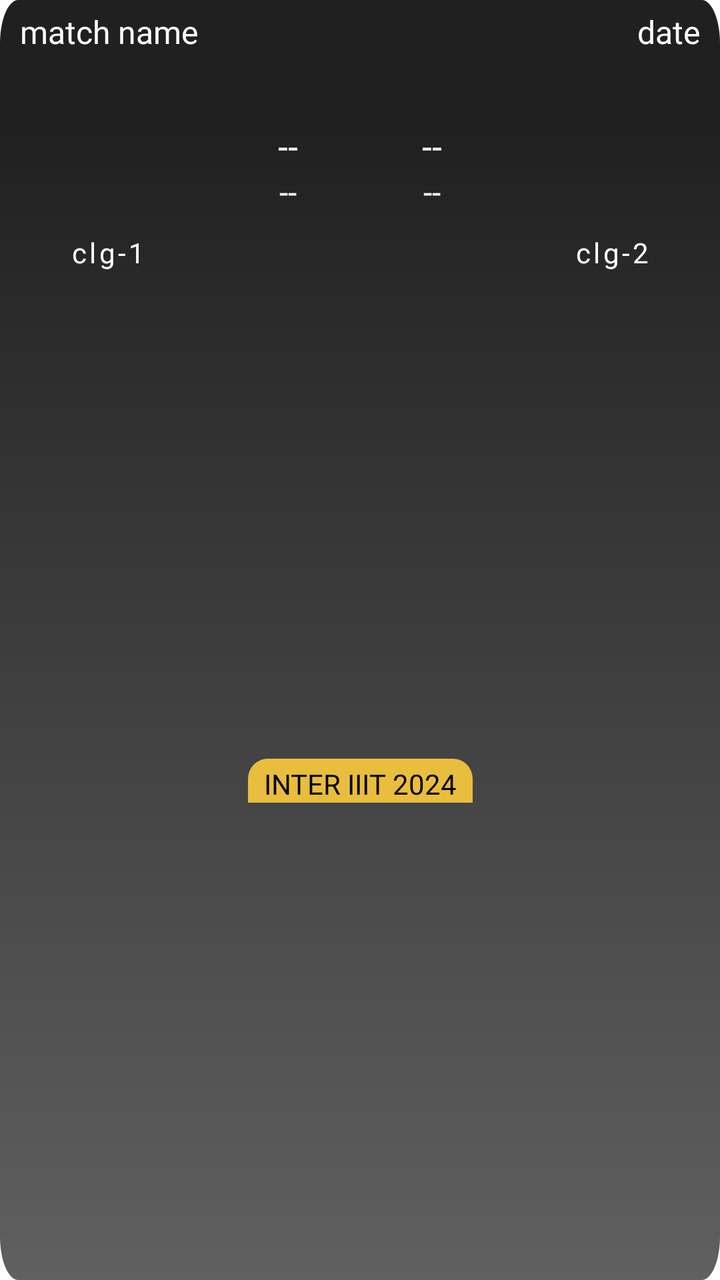
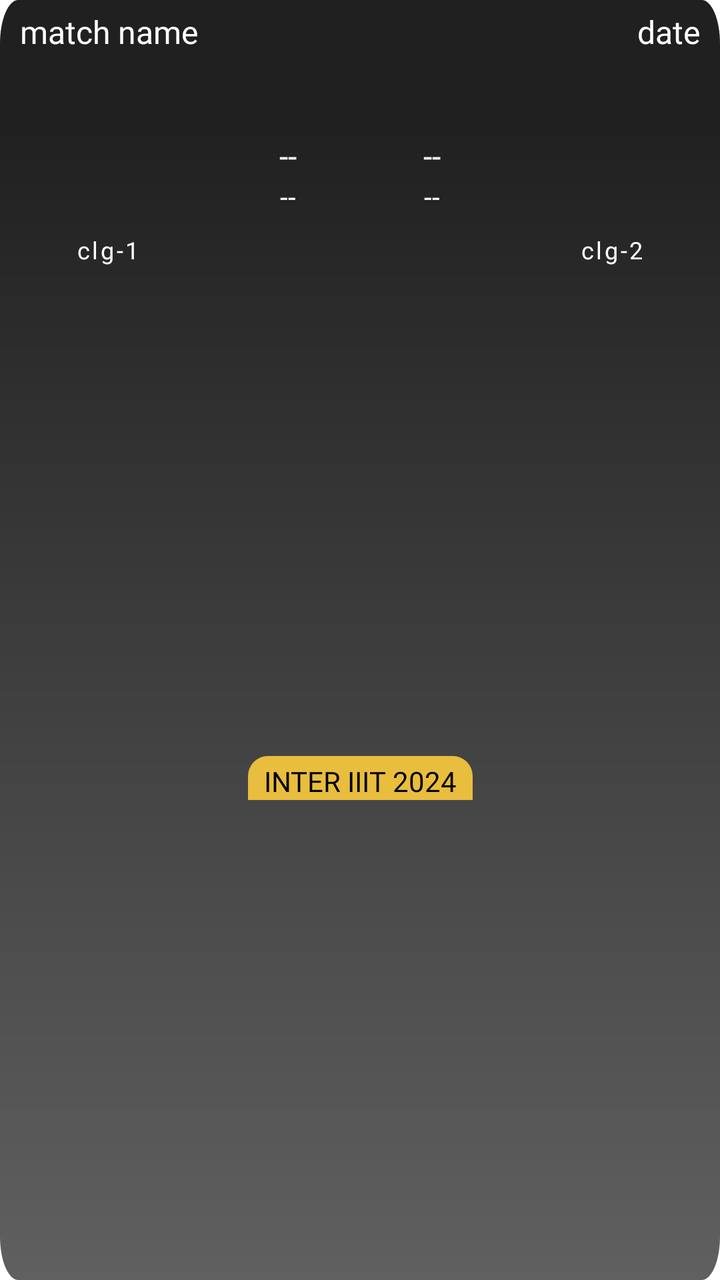

Two renders of the same Android screen: before a commit and after it. Below are the layout's source before the change and the commit's diff.
<!-- AndroidManifest.xml: application theme Theme.NavigationDrawer -->
<!-- res/layout/layout_cricket.xml -->
<?xml version="1.0" encoding="utf-8"?>
<androidx.constraintlayout.widget.ConstraintLayout xmlns:android="http://schemas.android.com/apk/res/android"
    xmlns:app="http://schemas.android.com/apk/res-auto"
    android:layout_width="match_parent"
    android:layout_height="wrap_content"
    android:layout_marginHorizontal="10dp"
    android:layout_marginVertical="10dp"
    android:background="@drawable/fade3">

    <LinearLayout
        android:id="@+id/lay1"
        android:layout_width="match_parent"
        android:layout_height="wrap_content"
        android:orientation="horizontal"
        android:padding="5dp"
        android:weightSum="1"
        app:layout_constraintEnd_toEndOf="parent"
        app:layout_constraintStart_toStartOf="parent"
        app:layout_constraintTop_toTopOf="parent">

        <TextView
            android:id="@+id/matchName"
            android:layout_width="0dp"
            android:layout_height="wrap_content"
            android:layout_gravity="center_vertical"
            android:layout_weight="0.6"
            android:fontFamily="@font/poppins_semibold"
            android:gravity="center_vertical|start"
            android:hint="match name"
            android:paddingHorizontal="5dp"
            android:textAllCaps="true"
            android:textColor="#E9E9E9"
            android:textColorHint="@color/white"
            android:textSize="16dp" />

        <TextView
            android:id="@+id/date"
            android:layout_width="0dp"
            android:layout_height="wrap_content"
            android:layout_gravity="center_vertical"
            android:layout_weight="0.4"
            android:fontFamily="@font/poppins_semibold"
            android:gravity="center_vertical|end"
            android:hint="date"
            android:paddingHorizontal="5dp"
            android:textColor="#E9E9E9"
            android:textColorHint="@color/white"
            android:textSize="16dp" />
    </LinearLayout>

    <LinearLayout
        android:layout_width="match_parent"
        android:layout_height="wrap_content"
        android:layout_marginTop="45dp"
        android:orientation="vertical"
        android:visibility="gone">

        <TextView
            android:id="@+id/time"
            android:layout_width="match_parent"
            android:layout_height="wrap_content"
            android:fontFamily="@font/poppins_medium"
            android:gravity="center"
            android:hint="time"
            android:textColor="@color/white"
            android:textColorHint="@color/white"
            android:textSize="16dp" />
    </LinearLayout>

    <LinearLayout
        android:id="@+id/layout"
        android:layout_width="match_parent"
        android:layout_height="wrap_content"
        android:orientation="horizontal"
        android:weightSum="1"
        app:layout_constraintEnd_toEndOf="parent"
        app:layout_constraintStart_toStartOf="parent"
        app:layout_constraintTop_toBottomOf="@id/lay1">

        <LinearLayout
            android:layout_width="0dp"
            android:layout_height="wrap_content"
            android:layout_gravity="center_vertical"
            android:layout_weight="0.3"
            android:orientation="vertical">

            <ImageView
                android:id="@+id/clgImg1"
                android:layout_width="match_parent"
                android:layout_height="80dp"
                android:scaleType="fitCenter" />

            <TextView
                android:id="@+id/clgName1"
                android:layout_width="match_parent"
                android:layout_height="wrap_content"
                android:layout_marginTop="5dp"
                android:fontFamily="@font/poppins_medium"
                android:gravity="center"
                android:hint="clg-1"
                android:textSize="14dp"
                android:letterSpacing="0.1"
                android:paddingHorizontal="5dp"
                android:textAllCaps="true"
                android:textColor="@color/white"
                android:textColorHint="@color/white" />
        </LinearLayout>

        <LinearLayout
            android:layout_width="0dp"
            android:layout_height="wrap_content"
            android:layout_gravity="center_vertical"
            android:layout_weight="0.4"
            android:orientation="vertical"
            android:weightSum="1">

            <LinearLayout
                android:layout_width="match_parent"
                android:layout_height="0dp"
                android:layout_weight="0.5"
                android:orientation="horizontal"
                android:weightSum="1">

                <TextView
                    android:id="@+id/poi1"
                    android:layout_width="0dp"
                    android:layout_height="wrap_content"
                    android:layout_weight="0.5"
                    android:fontFamily="@font/poppins_semibold"
                    android:gravity="center"
                    android:hint="--"
                    android:textColor="@color/white"
                    android:textColorHint="@color/white"
                    android:textSize="18dp" />

                <TextView
                    android:id="@+id/poi2"
                    android:layout_width="0dp"
                    android:layout_height="wrap_content"
                    android:layout_weight="0.5"
                    android:fontFamily="@font/poppins_semibold"
                    android:gravity="center"
                    android:hint="--"
                    android:textColor="@color/white"
                    android:textColorHint="@color/white"
                    android:textSize="18dp" />

            </LinearLayout>

            <LinearLayout
                android:layout_width="match_parent"
                android:layout_height="0dp"
                android:layout_weight="0.5"
                android:orientation="horizontal"
                android:weightSum="1">

                <TextView
                    android:id="@+id/ov1"
                    android:layout_width="0dp"
                    android:layout_height="wrap_content"
                    android:layout_weight="0.5"
                    android:fontFamily="@font/poppins_medium"
                    android:gravity="center"
                    android:hint="--"
                    android:textColor="@color/white"
                    android:textColorHint="@color/white"
                    android:textSize="16dp" />

                <TextView
                    android:id="@+id/ov2"
                    android:layout_width="0dp"
                    android:layout_height="wrap_content"
                    android:layout_weight="0.5"
                    android:fontFamily="@font/poppins_medium"
                    android:gravity="center"
                    android:hint="--"
                    android:textColor="@color/white"
                    android:textColorHint="@color/white"
                    android:textSize="16dp" />

            </LinearLayout>
        </LinearLayout>

        <LinearLayout
            android:layout_width="0dp"
            android:layout_height="wrap_content"
            android:layout_gravity="center_vertical"
            android:layout_weight="0.3"
            android:orientation="vertical">

            <ImageView
                android:id="@+id/clgImg2"
                android:layout_width="match_parent"
                android:layout_height="80dp"
                android:scaleType="fitCenter" />

            <TextView
                android:id="@+id/clgName2"
                android:layout_width="match_parent"
                android:layout_height="wrap_content"
                android:layout_marginTop="5dp"
                android:fontFamily="@font/poppins_medium"
                android:gravity="center"
                android:hint="clg-2"
                android:textSize="14dp"
                android:letterSpacing="0.1"
                android:paddingHorizontal="5dp"
                android:textAllCaps="true"
                android:textColor="@color/white"
                android:textColorHint="@color/white" />
        </LinearLayout>
    </LinearLayout>

    <TextView
        android:layout_width="wrap_content"
        android:layout_height="wrap_content"
        android:layout_marginTop="5dp"
        android:background="@drawable/backlesss"
        android:fontFamily="@font/poppins_medium"
        android:gravity="center|bottom"
        android:paddingHorizontal="8dp"
        android:paddingTop="3dp"
        android:text="inter iiit 2024"
        android:textSize="14dp"
        android:textAllCaps="true"
        android:textColor="@color/black"
        app:layout_constraintBottom_toBottomOf="parent"
        app:layout_constraintEnd_toEndOf="parent"
        app:layout_constraintStart_toStartOf="parent"
        app:layout_constraintTop_toBottomOf="@id/layout" />
</androidx.constraintlayout.widget.ConstraintLayout>
<!-- resources referenced by this layout -->
<resources>
  <color name="black">#FF000000</color>
  <color name="white">#FFFFFFFF</color>
  <!-- drawable backlesss (drawable) -->
  <?xml version="1.0" encoding="utf-8"?>
  <shape xmlns:android="http://schemas.android.com/apk/res/android">
      <solid android:color="#E9BD3E" /> 
  
      <corners
          android:topLeftRadius="10dp"
          android:topRightRadius="10dp" />
  </shape>
  <!-- drawable fade3 (drawable) -->
  <vector xmlns:android="http://schemas.android.com/apk/res/android"
      xmlns:aapt="http://schemas.android.com/aapt"
      android:width="400dp"
      android:height="293dp"
      android:viewportWidth="393"
      android:viewportHeight="293">
  
      <path android:pathData="M10,0h373c5.523,0 10,4.477 10,10v273c0,5.523 -4.477,10 -10,10h-373c-5.523,0 -10,-4.477 -10,-10v-273c0,-5.523 4.477,-10 10,-10Z">
          <aapt:attr name="android:fillColor">
              <gradient
                  android:endX="197"
                  android:endY="27.9"
                  android:startX="197"
                  android:startY="293"
                  android:type="linear">
                  <item
                      android:color="#606060"
                      android:offset="0" />
                  <item
                      android:color="#202020"
                      android:offset="1" />
              </gradient>
          </aapt:attr>
      </path>
  </vector>
  <style name="Theme.NavigationDrawer" parent="Theme.MaterialComponents.DayNight.NoActionBar">
          
          <item name="colorPrimary">#FFECA1</item>
          
      </style>
</resources>

<!-- the commit's change to res/layout/layout_cricket.xml (unified diff, before → after) -->
@@ -51,9 +51,11 @@
     <LinearLayout
         android:layout_width="match_parent"
         android:layout_height="wrap_content"
-        android:layout_marginTop="45dp"
+        android:layout_marginTop="-8dp"
         android:orientation="vertical"
-        android:visibility="gone">
+        app:layout_constraintEnd_toEndOf="parent"
+        app:layout_constraintStart_toStartOf="parent"
+        app:layout_constraintTop_toBottomOf="@id/lay1">
 
         <TextView
             android:id="@+id/time"
@@ -61,7 +63,6 @@
             android:layout_height="wrap_content"
             android:fontFamily="@font/poppins_medium"
             android:gravity="center"
-            android:hint="time"
             android:textColor="@color/white"
             android:textColorHint="@color/white"
             android:textSize="16dp" />
@@ -98,18 +99,19 @@
                 android:fontFamily="@font/poppins_medium"
                 android:gravity="center"
                 android:hint="clg-1"
-                android:textSize="14dp"
                 android:letterSpacing="0.1"
                 android:paddingHorizontal="5dp"
                 android:textAllCaps="true"
                 android:textColor="@color/white"
-                android:textColorHint="@color/white" />
+                android:textColorHint="@color/white"
+                android:textSize="12dp" />
         </LinearLayout>
 
         <LinearLayout
             android:layout_width="0dp"
             android:layout_height="wrap_content"
             android:layout_gravity="center_vertical"
+            android:layout_marginTop="5dp"
             android:layout_weight="0.4"
             android:orientation="vertical"
             android:weightSum="1">
@@ -131,7 +133,7 @@
                     android:hint="--"
                     android:textColor="@color/white"
                     android:textColorHint="@color/white"
-                    android:textSize="18dp" />
+                    android:textSize="16dp" />
 
                 <TextView
                     android:id="@+id/poi2"
@@ -143,7 +145,7 @@
                     android:hint="--"
                     android:textColor="@color/white"
                     android:textColorHint="@color/white"
-                    android:textSize="18dp" />
+                    android:textSize="16dp" />
 
             </LinearLayout>
 
@@ -164,7 +166,7 @@
                     android:hint="--"
                     android:textColor="@color/white"
                     android:textColorHint="@color/white"
-                    android:textSize="16dp" />
+                    android:textSize="14dp" />
 
                 <TextView
                     android:id="@+id/ov2"
@@ -176,7 +178,7 @@
                     android:hint="--"
                     android:textColor="@color/white"
                     android:textColorHint="@color/white"
-                    android:textSize="16dp" />
+                    android:textSize="14dp" />
 
             </LinearLayout>
         </LinearLayout>
@@ -202,12 +204,12 @@
                 android:fontFamily="@font/poppins_medium"
                 android:gravity="center"
                 android:hint="clg-2"
-                android:textSize="14dp"
                 android:letterSpacing="0.1"
                 android:paddingHorizontal="5dp"
                 android:textAllCaps="true"
                 android:textColor="@color/white"
-                android:textColorHint="@color/white" />
+                android:textColorHint="@color/white"
+                android:textSize="12dp" />
         </LinearLayout>
     </LinearLayout>
 
@@ -221,9 +223,9 @@
         android:paddingHorizontal="8dp"
         android:paddingTop="3dp"
         android:text="inter iiit 2024"
-        android:textSize="14dp"
         android:textAllCaps="true"
         android:textColor="@color/black"
+        android:textSize="14dp"
         app:layout_constraintBottom_toBottomOf="parent"
         app:layout_constraintEnd_toEndOf="parent"
         app:layout_constraintStart_toStartOf="parent"
